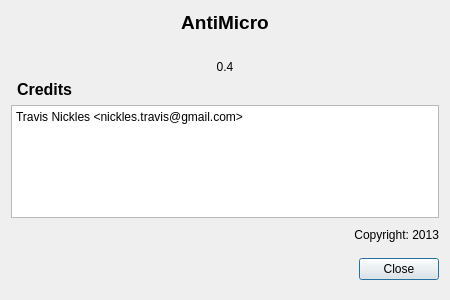
The window that aboutdialog.ui (AntiMicroX/antimicrox) describes before a commit, drawn with Qt 5.
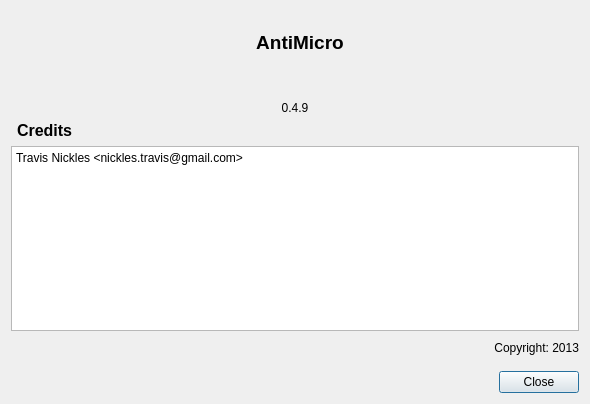
The same window after the commit. Icons and pictures are not drawn.

Commit message: Altered how InputDaemon is terminated by the program. Added graphic to About window

The edit to the form file:
```diff
--- a/aboutdialog.ui
+++ b/aboutdialog.ui
@@ -6,8 +6,8 @@
    <rect>
     <x>0</x>
     <y>0</y>
-    <width>450</width>
-    <height>300</height>
+    <width>590</width>
+    <height>404</height>
    </rect>
   </property>
   <property name="minimumSize">
@@ -19,15 +19,40 @@
   <property name="windowTitle">
    <string>About</string>
   </property>
-  <layout class="QVBoxLayout" name="verticalLayout_2" stretch="0,0,0,0,0,0,0">
-   <property name="bottomMargin">
-    <number>20</number>
-   </property>
+  <layout class="QVBoxLayout" name="verticalLayout">
    <item>
-    <layout class="QVBoxLayout" name="verticalLayout" stretch="0,0,0">
+    <layout class="QHBoxLayout" name="horizontalLayout">
      <property name="spacing">
       <number>-1</number>
      </property>
+     <property name="leftMargin">
+      <number>50</number>
+     </property>
+     <property name="rightMargin">
+      <number>110</number>
+     </property>
+     <item>
+      <widget class="QLabel" name="label_5">
+       <property name="sizePolicy">
+        <sizepolicy hsizetype="Fixed" vsizetype="Preferred">
+         <horstretch>0</horstretch>
+         <verstretch>0</verstretch>
+        </sizepolicy>
+       </property>
+       <property name="minimumSize">
+        <size>
+         <width>64</width>
+         <height>64</height>
+        </size>
+       </property>
+       <property name="text">
+        <string/>
+       </property>
+       <property name="pixmap">
+        <pixmap resource="resources.qrc">:/images/antimicro.png</pixmap>
+       </property>
+      </widget>
+     </item>
      <item>
       <widget class="QLabel" name="label">
        <property name="sizePolicy">
@@ -49,7 +74,15 @@
        <property name="alignment">
         <set>Qt::AlignHCenter|Qt::AlignTop</set>
        </property>
+       <property name="margin">
+        <number>0</number>
+       </property>
+       <property name="indent">
+        <number>-1</number>
+       </property>
       </widget>
+     </item>
+    </layout>
      </item>
      <item>
       <spacer name="verticalSpacer">
@@ -76,15 +109,13 @@
         </sizepolicy>
        </property>
        <property name="text">
-        <string>0.4</string>
+      <string>0.4.9</string>
        </property>
        <property name="alignment">
         <set>Qt::AlignCenter</set>
        </property>
       </widget>
      </item>
-    </layout>
-   </item>
    <item>
     <widget class="QLabel" name="label_4">
      <property name="font">
@@ -117,9 +148,9 @@
       <string>&lt;!DOCTYPE HTML PUBLIC &quot;-//W3C//DTD HTML 4.0//EN&quot; &quot;http://www.w3.org/TR/REC-html40/strict.dtd&quot;&gt;
 &lt;html&gt;&lt;head&gt;&lt;meta name=&quot;qrichtext&quot; content=&quot;1&quot; /&gt;&lt;style type=&quot;text/css&quot;&gt;
 p, li { white-space: pre-wrap; }
-&lt;/style&gt;&lt;/head&gt;&lt;body style=&quot; font-family:'Sans Serif'; font-size:9pt; font-weight:400; font-style:normal;&quot;&gt;
-&lt;p style=&quot; margin-top:0px; margin-bottom:0px; margin-left:0px; margin-right:0px; -qt-block-indent:0; text-indent:0px;&quot;&gt;Travis Nickles &amp;lt;nickles.travis@gmail.com&amp;gt;&lt;/p&gt;
-&lt;p style=&quot;-qt-paragraph-type:empty; margin-top:0px; margin-bottom:0px; margin-left:0px; margin-right:0px; -qt-block-indent:0; text-indent:0px;&quot;&gt;&lt;br /&gt;&lt;/p&gt;&lt;/body&gt;&lt;/html&gt;</string>
+&lt;/style&gt;&lt;/head&gt;&lt;body style=&quot; font-family:'DejaVu Sans'; font-size:10pt; font-weight:400; font-style:normal;&quot;&gt;
+&lt;p style=&quot; margin-top:0px; margin-bottom:0px; margin-left:0px; margin-right:0px; -qt-block-indent:0; text-indent:0px;&quot;&gt;&lt;span style=&quot; font-family:'Sans Serif'; font-size:9pt;&quot;&gt;Travis Nickles &amp;lt;nickles.travis@gmail.com&amp;gt;&lt;/span&gt;&lt;/p&gt;
+&lt;p style=&quot;-qt-paragraph-type:empty; margin-top:0px; margin-bottom:0px; margin-left:0px; margin-right:0px; -qt-block-indent:0; text-indent:0px; font-family:'Sans Serif'; font-size:9pt;&quot;&gt;&lt;br /&gt;&lt;/p&gt;&lt;/body&gt;&lt;/html&gt;</string>
      </property>
      <property name="openExternalLinks">
       <bool>true</bool>
@@ -171,7 +202,22 @@
      </property>
     </spacer>
    </item>
-   <item alignment="Qt::AlignRight">
+   <item>
+    <layout class="QHBoxLayout" name="horizontalLayout_2">
+     <item>
+      <spacer name="horizontalSpacer">
+       <property name="orientation">
+        <enum>Qt::Horizontal</enum>
+       </property>
+       <property name="sizeHint" stdset="0">
+        <size>
+         <width>40</width>
+         <height>20</height>
+        </size>
+       </property>
+      </spacer>
+     </item>
+     <item>
     <widget class="QPushButton" name="pushButton">
      <property name="sizePolicy">
       <sizepolicy hsizetype="Fixed" vsizetype="Fixed">
@@ -197,6 +243,8 @@
     </widget>
    </item>
   </layout>
+   </item>
+  </layout>
  </widget>
  <resources/>
  <connections>
```
Left out of the diff: 4 changed lines with no effect on the pictures. Lines whose indentation alone changed are shown as unchanged. The commit also changes 4 other files.
